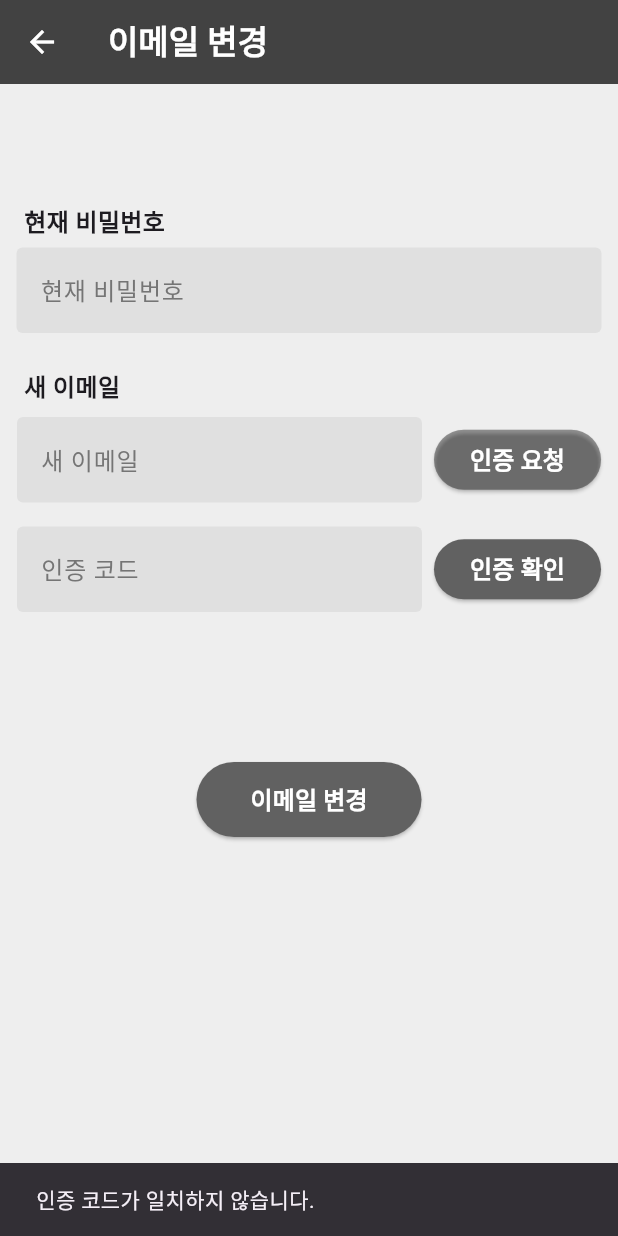
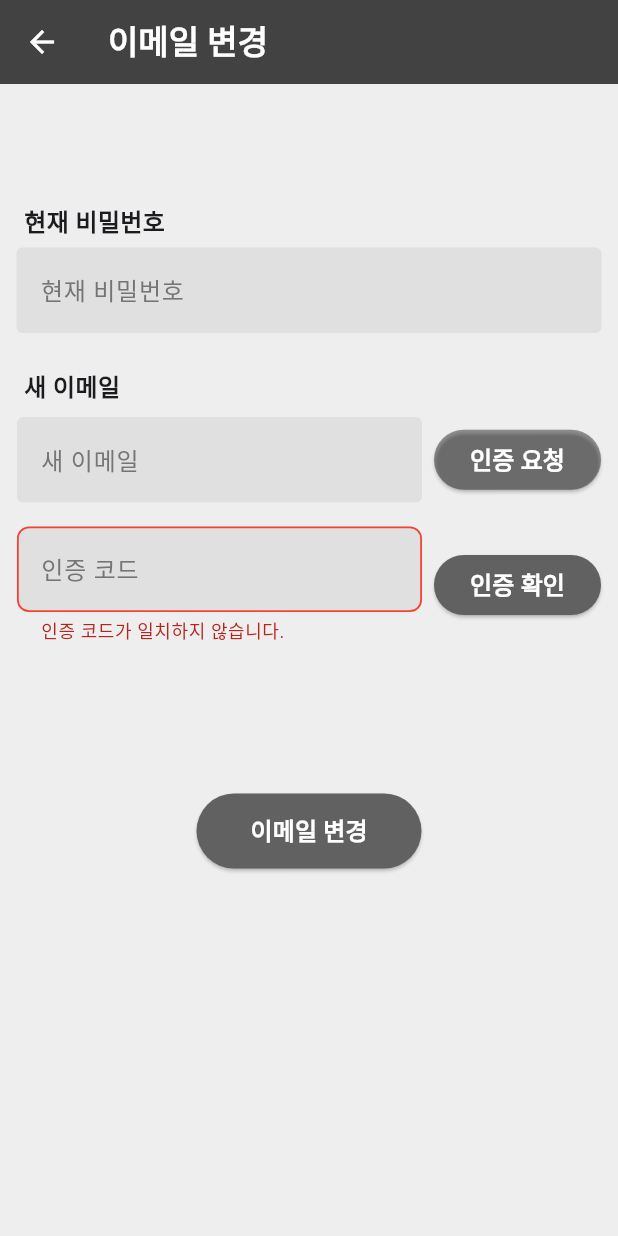
Before and after one commit to KIMjjjjjjjj/BudgetBook, a Flutter app: the ChangeEmailPage screen opened directly, after a tap on "인증 확인", on a phone screen of 412 x 824 dp. Run offline on Flutter 3.47's test engine with Material 3 defaults, Android fonts, the phone set to English and light mode, and no system bars; our stand-ins replace cloud_firestore, firebase_auth, firebase_core, firebase_storage, image_cropper, image_picker; missing offline and left inert: mailer, mobileproject; accounts and stored records are empty; generated files the repository leaves out were written again.

Commit message:
Update change_email.dart
오류 추가

```diff
--- a/lib/change_email.dart
+++ b/lib/change_email.dart
@@ -16,6 +16,8 @@ class _ChangeEmailPageState extends State<ChangeEmailPage> {
   final TextEditingController _currentPasswordController = TextEditingController();
   final TextEditingController _newEmailController = TextEditingController();
   final TextEditingController _verificationCodeController = TextEditingController();
+  String? errorMessage1;
+  String? errorMessage2;
 
   String? _generatedCode;
   bool _isCodeVerified = false;
@@ -62,14 +64,15 @@ class _ChangeEmailPageState extends State<ChangeEmailPage> {
     if (_verificationCodeController.text == _generatedCode) {
       setState(() {
         _isCodeVerified = true;
+        errorMessage2 = null;
       });
       ScaffoldMessenger.of(context).showSnackBar(
           SnackBar(content: Text('인증이 완료되었습니다.'))
       );
     } else {
-      ScaffoldMessenger.of(context).showSnackBar(
-          SnackBar(content: Text('인증 코드가 일치하지 않습니다.'))
-          );
+      setState(() {
+        errorMessage2 = '인증 코드가 일치하지 않습니다.';
+      });
     }
   }
 
@@ -95,16 +98,18 @@ class _ChangeEmailPageState extends State<ChangeEmailPage> {
           context,
           MaterialPageRoute(builder: (context) => LoginPage()),
         );
-            } catch (error) {
-        ScaffoldMessenger.of(context).showSnackBar(
-            SnackBar(content: Text('$error'))
-        );
+            }  catch (error) {
+        setState(() {
+          errorMessage1 = '현재 비밀번호가 올바르지 않습니다.';
+        });
       }
     } else {
       ScaffoldMessenger.of(context).showSnackBar(
           SnackBar(content: Text('인증을 먼저 완료해주세요.'))
       );
+
     }
+
   }
 
   @override
@@ -141,6 +146,15 @@ class _ChangeEmailPageState extends State<ChangeEmailPage> {
                   hintStyle: TextStyle(color: Colors.grey[600]),
                   filled: true,
                   fillColor: Colors.grey[300],
+                  errorText: errorMessage1,
+                  errorBorder: OutlineInputBorder(
+                    borderRadius: BorderRadius.circular(8),
+                    borderSide: BorderSide(color: Colors.red, width: 1.2),
+                  ),
+                  focusedErrorBorder: OutlineInputBorder(
+                    borderRadius: BorderRadius.circular(8),
+                    borderSide: BorderSide(color: Colors.red, width: 1.2),
+                  ),
                   border: OutlineInputBorder(borderSide: BorderSide.none),
                 ),
                 enabled: true,
@@ -196,6 +210,15 @@ class _ChangeEmailPageState extends State<ChangeEmailPage> {
                       hintStyle: TextStyle(color: Colors.grey[600]),
                       filled: true,
                       fillColor: Colors.grey[300],
+                      errorText: errorMessage2,
+                      errorBorder: OutlineInputBorder(
+                        borderRadius: BorderRadius.circular(8),
+                        borderSide: BorderSide(color: Colors.red, width: 1.2),
+                      ),
+                      focusedErrorBorder: OutlineInputBorder(
+                        borderRadius: BorderRadius.circular(8),
+                        borderSide: BorderSide(color: Colors.red, width: 1.2),
+                      ),
                       border: OutlineInputBorder(borderSide: BorderSide.none),
                     ),
                   ),
```
